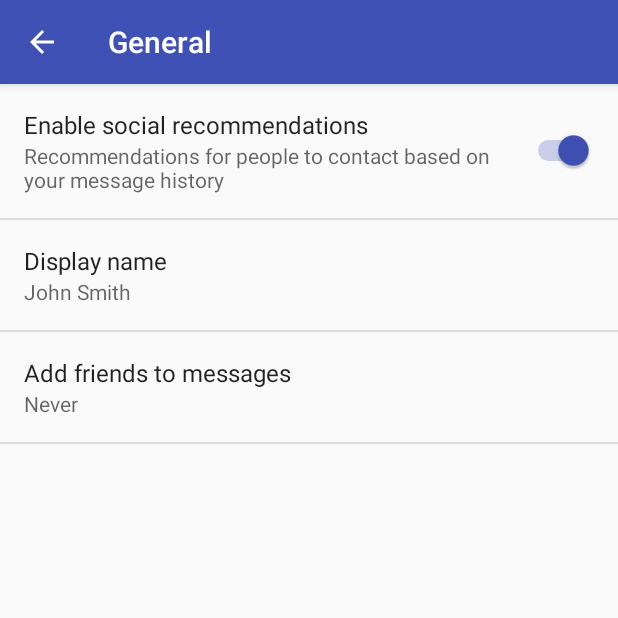
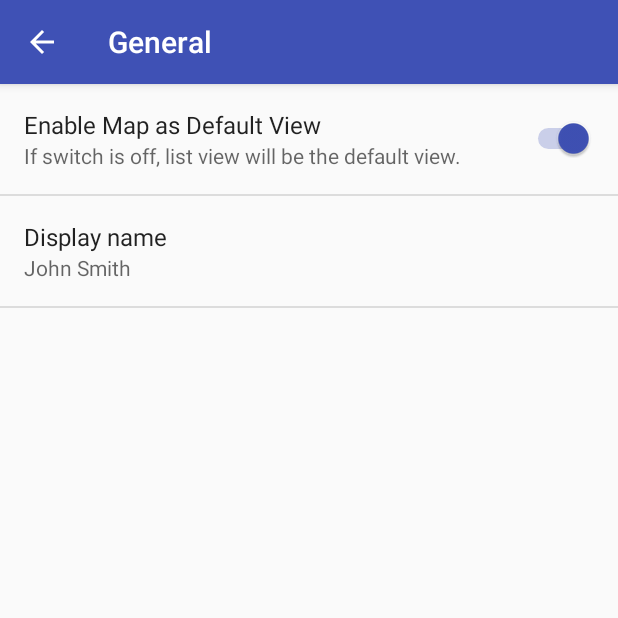
Before and after one commit to hardeepsingh07/Festivent, an Android app: the Settings screen opened directly, with no data from a screen before it, after a tap on "General", on a phone screen of 412 x 824 dp, the top half of it. Run offline under Robolectric (Android 15) with nearby library versions, the light colour scheme and no system bars.

Commit message:
Added Default Switch to Settings GUI. Not Functional yet

```diff
--- a/app/src/main/java/com/example/adriene/festivent/Main.java
+++ b/app/src/main/java/com/example/adriene/festivent/Main.java
@@ -6,6 +6,7 @@ import android.content.DialogInterface;
 import android.content.Intent;
 import android.content.SharedPreferences;
 import android.os.Bundle;
+import android.preference.Preference;
 import android.preference.PreferenceManager;
 import android.support.design.widget.FloatingActionButton;
 import android.support.design.widget.Snackbar;
@@ -285,7 +286,7 @@ public class Main extends AppCompatActivity
             Intent i = new Intent(Main.this, list2.class);
             startActivity(i);
         } else if (id == R.id.nav_settings) {
-            Toast.makeText(Main.this, "filler1 touched", Toast.LENGTH_SHORT).show();
+            Toast.makeText(Main.this, "Settings Touched", Toast.LENGTH_SHORT).show();
             Intent i = new Intent(Main.this, Settings.class);
             startActivity(i);
         } else if (id == R.id.nav_filler2) {
--- a/app/src/main/java/com/example/adriene/festivent/Settings.java
+++ b/app/src/main/java/com/example/adriene/festivent/Settings.java
@@ -179,7 +179,7 @@ public class Settings extends AppCompatPreferenceActivity {
             // updated to reflect the new value, per the Android Design
             // guidelines.
             bindPreferenceSummaryToValue(findPreference("example_text"));
-            bindPreferenceSummaryToValue(findPreference("example_list"));
+            //bindPreferenceSummaryToValue(findPreference("example_list"));
         }
 
         @Override
--- a/app/src/main/res/xml/pref_general.xml
+++ b/app/src/main/res/xml/pref_general.xml
@@ -1,9 +1,9 @@
 <PreferenceScreen xmlns:android="http://schemas.android.com/apk/res/android">
 
     <SwitchPreference
-        android:key="example_switch"
-        android:title="@string/pref_title_social_recommendations"
-        android:summary="@string/pref_description_social_recommendations"
+        android:key="default_switch"
+        android:title="Enable Map as Default View"
+        android:summary="If switch is off, list view will be the default view."
         android:defaultValue="true" />
 
     <!-- NOTE: EditTextPreference accepts EditText attributes. -->
@@ -21,6 +21,8 @@
     <!-- NOTE: Hide buttons to simplify the UI. Users can touch outside the dialog to
          dismiss it. -->
     <!-- NOTE: ListPreference's summary should be set to its value by the activity code. -->
+
+    <!--
     <ListPreference
         android:key="example_list"
         android:title="@string/pref_title_add_friends_to_messages"
@@ -29,5 +31,6 @@
         android:entryValues="@array/pref_example_list_values"
         android:negativeButtonText="@null"
         android:positiveButtonText="@null" />
+        -->
 
 </PreferenceScreen>
```
